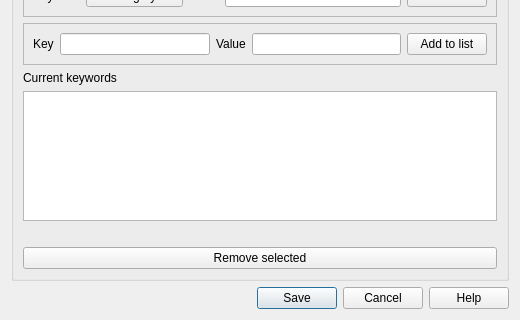
First picture: the form in safe_qgis/keywords_dialog_base.ui, repository inasafe/inasafe, before the edit; both pictures show x 0 to 520 and y 347 to 667 of the 520 by 667 pixel window.
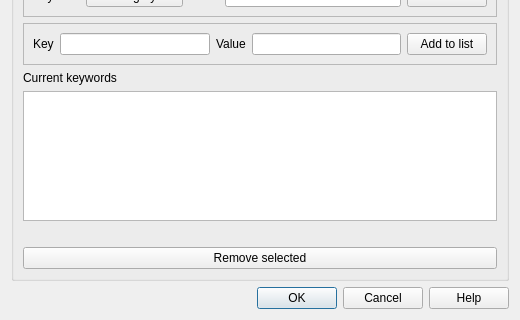
Second picture: the form after the edit. Icons and pictures are not drawn.

Commit message: changed back to OK button

```diff
--- a/safe_qgis/keywords_dialog_base.ui
+++ b/safe_qgis/keywords_dialog_base.ui
@@ -370,7 +370,7 @@
       <enum>Qt::Horizontal</enum>
      </property>
      <property name="standardButtons">
-      <set>QDialogButtonBox::Cancel|QDialogButtonBox::Help|QDialogButtonBox::Save</set>
+      <set>QDialogButtonBox::Cancel|QDialogButtonBox::Help|QDialogButtonBox::Ok</set>
      </property>
      <property name="centerButtons">
       <bool>false</bool>
```
The commit also changes 1 other file.
